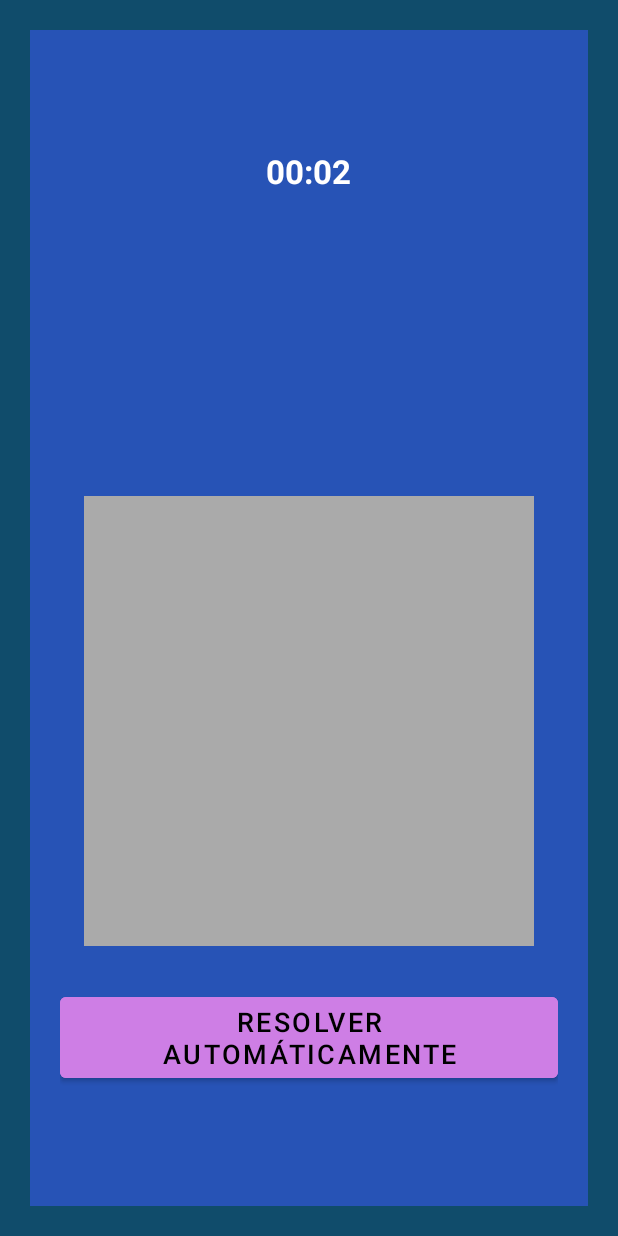
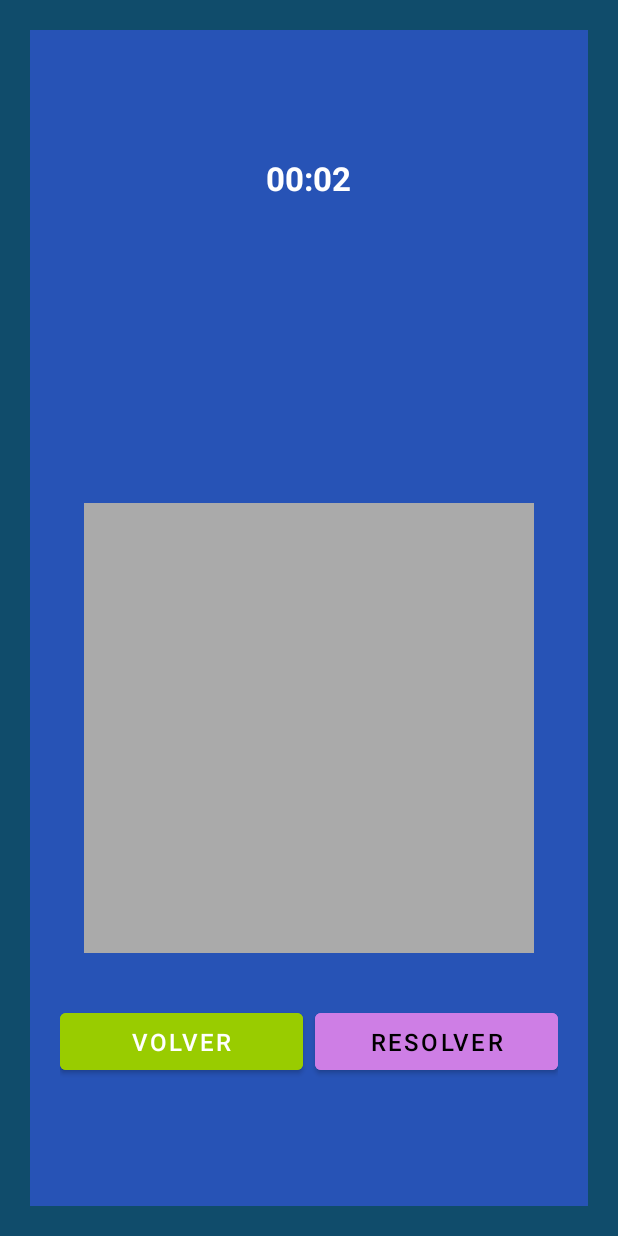
Before and after one commit to JoshNisth/ProyectoRompecabezas, an Android app: the fragment ArmarPuzzleFragment placed in its activity, on a phone screen of 412 x 824 dp. Run offline under Robolectric (Android 15) with nearby library versions, the phone set to English and light mode, and no system bars.

Commit message:
Add boton volver

```diff
--- a/app/src/main/java/com/joshnisth/proyectorompecabezas/ui/ArmarPuzzleFragment.java
+++ b/app/src/main/java/com/joshnisth/proyectorompecabezas/ui/ArmarPuzzleFragment.java
@@ -160,6 +160,10 @@ public class ArmarPuzzleFragment extends Fragment {
                 });
 
             }).start();
+        });
+        Button btnVolver = view.findViewById(R.id.btnRegresarArmarMenu);
+        btnVolver.setOnClickListener(v -> {
+            ((MainActivity) requireActivity()).cargarFragment(new MenuFragment());
         });
 
 
--- a/app/src/main/java/com/joshnisth/proyectorompecabezas/ui/CrearPuzzleFragment.java
+++ b/app/src/main/java/com/joshnisth/proyectorompecabezas/ui/CrearPuzzleFragment.java
@@ -61,6 +61,10 @@ public class CrearPuzzleFragment extends Fragment {
         btnTomarFoto.setOnClickListener(v -> abrirCamara());
         btnElegirGaleria.setOnClickListener(v -> abrirGaleria());
         btnConfirmar.setOnClickListener(v -> confirmarPuzzle());
+        Button btnVolver = view.findViewById(R.id.btnRegresarMenu);
+        btnVolver.setOnClickListener(v -> {
+            ((MainActivity) requireActivity()).cargarFragment(new MenuFragment());
+        });
     }
 
     private final ActivityResultLauncher<Intent> cameraLauncher =
--- a/app/src/main/res/layout/fragment_armar_puzzle.xml
+++ b/app/src/main/res/layout/fragment_armar_puzzle.xml
@@ -43,16 +43,38 @@
             android:padding="3dp"
             android:layout_marginBottom="18dp"/>
 
-        <!-- Botón para resolver automáticamente -->
-        <Button
-            android:id="@+id/btnResolver"
+        <!-- LinearLayout horizontal para 2 botones: Resolver y Volver -->
+        <LinearLayout
             android:layout_width="match_parent"
             android:layout_height="wrap_content"
-            android:text="RESOLVER AUTOMÁTICAMENTE"
-            android:backgroundTint="#CE7EE5"
-            android:textColor="@android:color/black"
-            android:layout_marginTop="10dp"
-            android:minHeight="50dp"
-            android:textSize="18sp"/>
+            android:orientation="horizontal"
+            android:gravity="center"
+            android:layout_marginTop="16dp">
+            <!-- Botón Volver -->
+            <Button
+                android:id="@+id/btnRegresarArmarMenu"
+                android:layout_width="0dp"
+                android:layout_height="wrap_content"
+                android:layout_weight="1"
+                android:text="Volver"
+                android:backgroundTint="@android:color/holo_green_light"
+                android:textColor="@android:color/white"
+                android:minHeight="50dp"
+                android:textSize="16sp"
+                android:layout_marginEnd="8dp"/>
+            <!-- Botón Resolver -->
+            <Button
+                android:id="@+id/btnResolver"
+                android:layout_width="0dp"
+                android:layout_height="wrap_content"
+                android:layout_weight="1"
+                android:text="Resolver"
+                android:backgroundTint="#CE7EE5"
+                android:textColor="@android:color/black"
+                android:minHeight="50dp"
+                android:textSize="16sp"
+                />
+
+        </LinearLayout>
     </LinearLayout>
 </ScrollView>
```
Also changed, not shown: app/src/main/res/layout/fragment_crear_puzzle.xml (+25 -5 lines).
